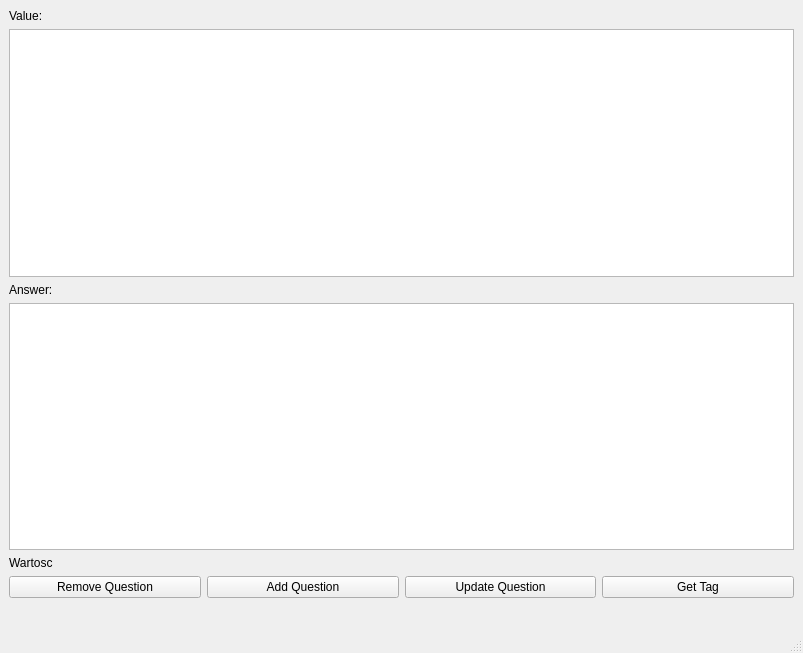
Qt form mainwindow.ui (ArkadiuszStanislawLega/Flashcards_Qt) before a commit.
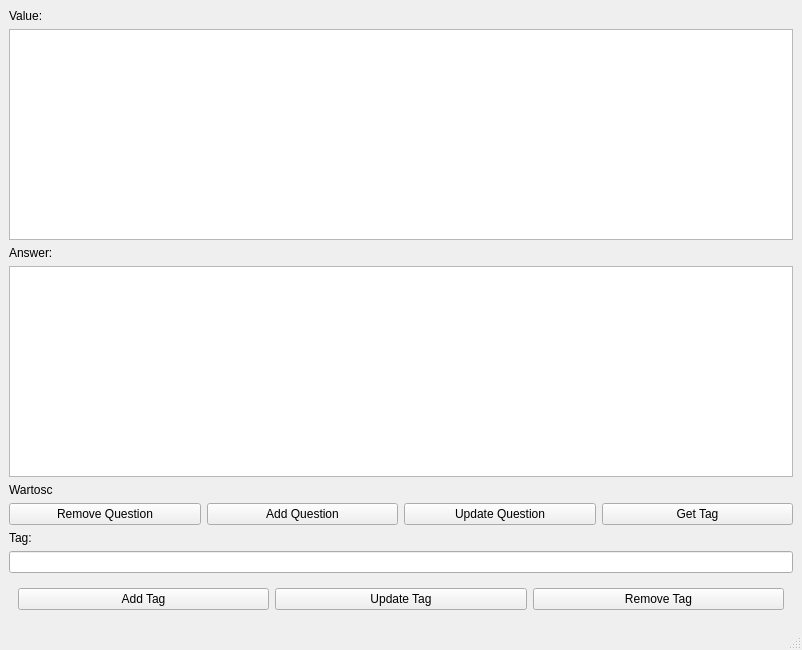
The same form after that commit.

Commit message: Update mainwindow - added tag manage view.

Diff of the .ui file:
```diff
--- a/mainwindow.ui
+++ b/mainwindow.ui
@@ -6,8 +6,8 @@
    <rect>
     <x>0</x>
     <y>0</y>
-    <width>803</width>
-    <height>653</height>
+    <width>802</width>
+    <height>650</height>
    </rect>
   </property>
   <property name="windowTitle">
@@ -74,9 +74,45 @@
       </item>
      </layout>
     </item>
+    <item>
+     <widget class="QLabel" name="label_3">
+      <property name="text">
+       <string>Tag:</string>
+      </property>
+     </widget>
+    </item>
+    <item>
+     <widget class="QLineEdit" name="le_tag"/>
+    </item>
     <item>
      <widget class="QFrame" name="horizontalFrame">
-      <layout class="QHBoxLayout" name="horizontalLayout"/>
+      <layout class="QHBoxLayout" name="horizontalLayout">
+       <item>
+        <widget class="QPushButton" name="b_add_tag">
+         <property name="text">
+          <string>Add Tag</string>
+         </property>
+        </widget>
+       </item>
+       <item>
+        <widget class="QPushButton" name="b_update_tag">
+         <property name="text">
+          <string>Update Tag</string>
+         </property>
+        </widget>
+       </item>
+       <item>
+        <layout class="QHBoxLayout" name="horizontalLayout_3">
+         <item>
+          <widget class="QPushButton" name="b_remove_tag">
+           <property name="text">
+            <string>Remove Tag</string>
+           </property>
+          </widget>
+         </item>
+        </layout>
+       </item>
+      </layout>
      </widget>
     </item>
    </layout>
```
Left out of the diff: 2 changed lines with no effect on the pictures. The commit also changes 2 other files.
